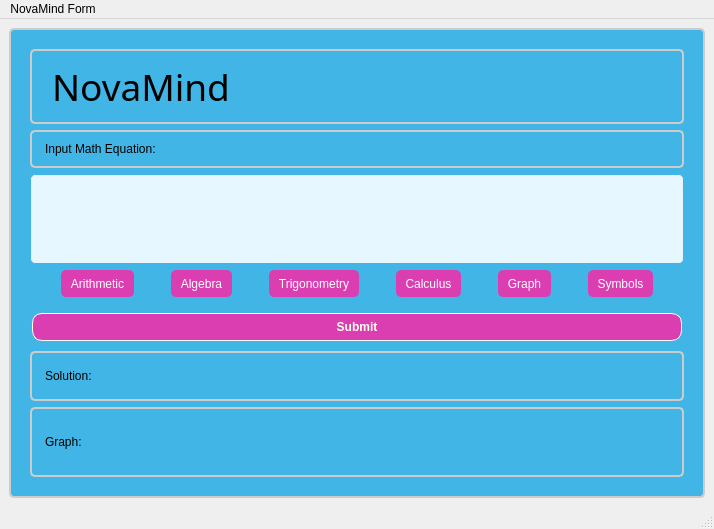
The window that mainwindow.ui (Fungi360/NovaMind) describes before a commit, drawn with Qt 5.
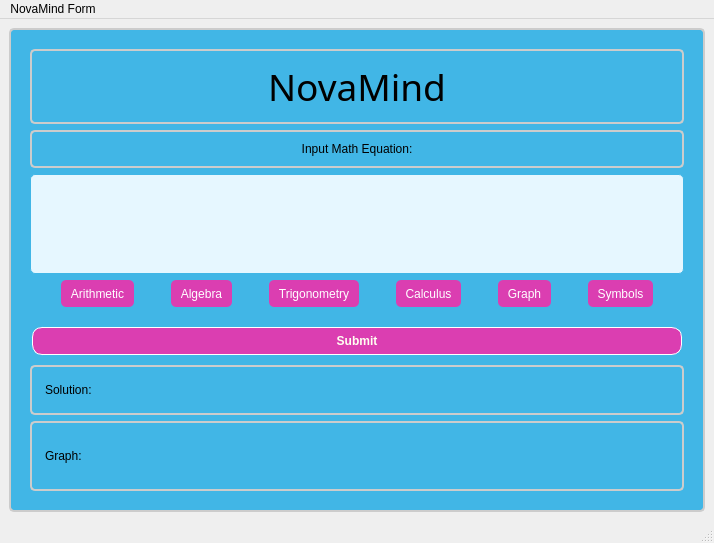
The same window after the commit.

Commit message: Style changes. Added results parsing. Minor UI changes..ie, center text ect..

The edit to the form file:
```diff
--- a/mainwindow.ui
+++ b/mainwindow.ui
@@ -7,7 +7,7 @@
     <x>0</x>
     <y>0</y>
     <width>714</width>
-    <height>498</height>
+    <height>543</height>
    </rect>
   </property>
   <property name="maximumSize">
@@ -79,9 +79,15 @@
         background-color: transparent;
 }</string>
          </property>
+         <property name="frameShadow">
+          <enum>QFrame::Shadow::Plain</enum>
+         </property>
          <property name="text">
           <string>NovaMind</string>
          </property>
+         <property name="alignment">
+          <set>Qt::AlignmentFlag::AlignCenter</set>
+         </property>
         </widget>
        </item>
        <item>
@@ -89,6 +95,9 @@
          <property name="text">
           <string>Input Math Equation:</string>
          </property>
+         <property name="alignment">
+          <set>Qt::AlignmentFlag::AlignCenter</set>
+         </property>
         </widget>
        </item>
        <item>
```
Left out of the diff: 118 changed lines with no effect on the pictures. The commit also changes 2 other files.
